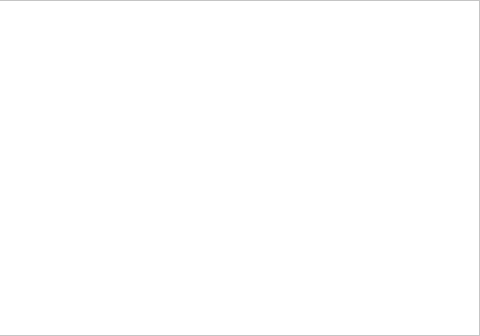
The window that src/MEGASync/gui/linux/TransfersWidget.ui (meganz/MEGAsync) describes before a commit, drawn with Qt 5; both pictures show x 240 to 720 and y 0 to 336 of the 720 by 336 pixel window.
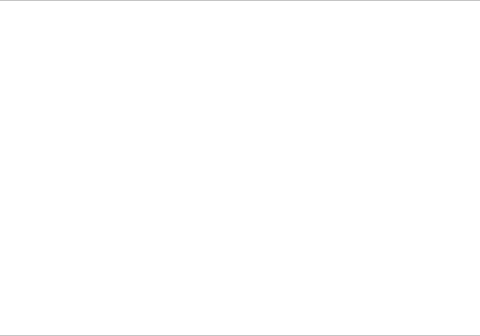
The same window after the commit. Custom widgets are drawn as their Qt base class.

Commit message: Fix layout & Improve view performance

Diff of the .ui file:
```diff
--- a/src/MEGASync/gui/linux/TransfersWidget.ui
+++ b/src/MEGASync/gui/linux/TransfersWidget.ui
@@ -252,13 +252,13 @@
         <widget class="MegaTransferView" name="tvTransfers">
          <property name="minimumSize">
           <size>
-           <width>720</width>
+           <width>721</width>
            <height>336</height>
           </size>
          </property>
          <property name="maximumSize">
           <size>
-           <width>720</width>
+           <width>721</width>
            <height>336</height>
           </size>
          </property>
```
Left out of the diff: 3 changed lines with no effect on the pictures. The commit also changes 2 other files.
